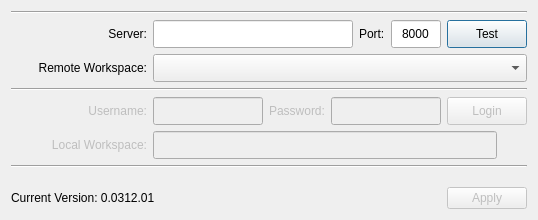
Above: maya/ui/auth.ui from lonegather/MtoU before the change. Below: the same form after it.
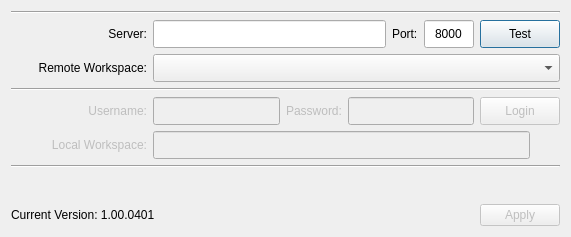
That is the form after the change.

Diff of the .ui file:
```diff
--- a/maya/ui/auth.ui
+++ b/maya/ui/auth.ui
@@ -6,8 +6,8 @@
    <rect>
     <x>0</x>
     <y>0</y>
-    <width>535</width>
-    <height>220</height>
+    <width>571</width>
+    <height>237</height>
    </rect>
   </property>
   <property name="windowTitle">
@@ -351,7 +351,7 @@
      <item>
       <widget class="QLabel" name="label_3">
        <property name="text">
-        <string>Current Version: 0.0312.01</string>
+        <string>Current Version: 1.00.0401</string>
        </property>
       </widget>
      </item>
```
